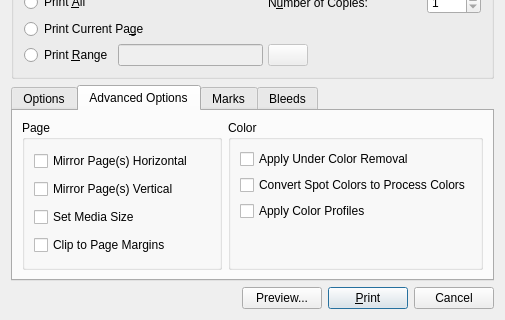
Above: scribus/printdialogbase.ui from scribusproject/scribus before the change; both pictures show x 0 to 505 and y 200 to 520 of the 505 by 520 pixel window. Below: the same form after it.
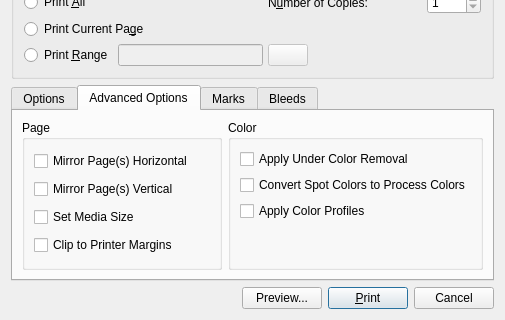
That is the form after the change. The open tabs and pages were chosen to show the change. Custom widgets are drawn as their Qt base class.

Commit message: Fixed incorrect or not working clipping in the PDF and PS output. Made the wording for the clipping more correct to show that the printer margins are meant. Bug #7568 should be fixed with these changes.

Patch:
```diff
--- a/scribus/printdialogbase.ui
+++ b/scribus/printdialogbase.ui
@@ -367,7 +367,7 @@
           <item>
            <widget class="QCheckBox" name="ClipMarg" >
             <property name="text" >
-             <string>Clip to Page Margins</string>
+             <string>Clip to Printer Margins</string>
             </property>
            </widget>
           </item>
```
Left out of the diff: 2 changed lines with no effect on the pictures. The commit also changes 5 other files.
